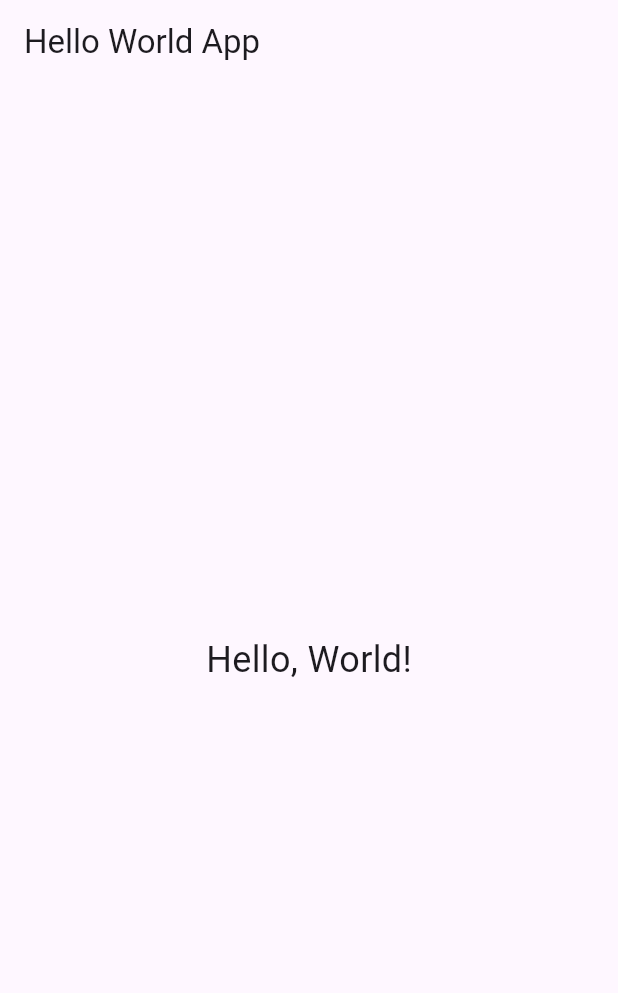
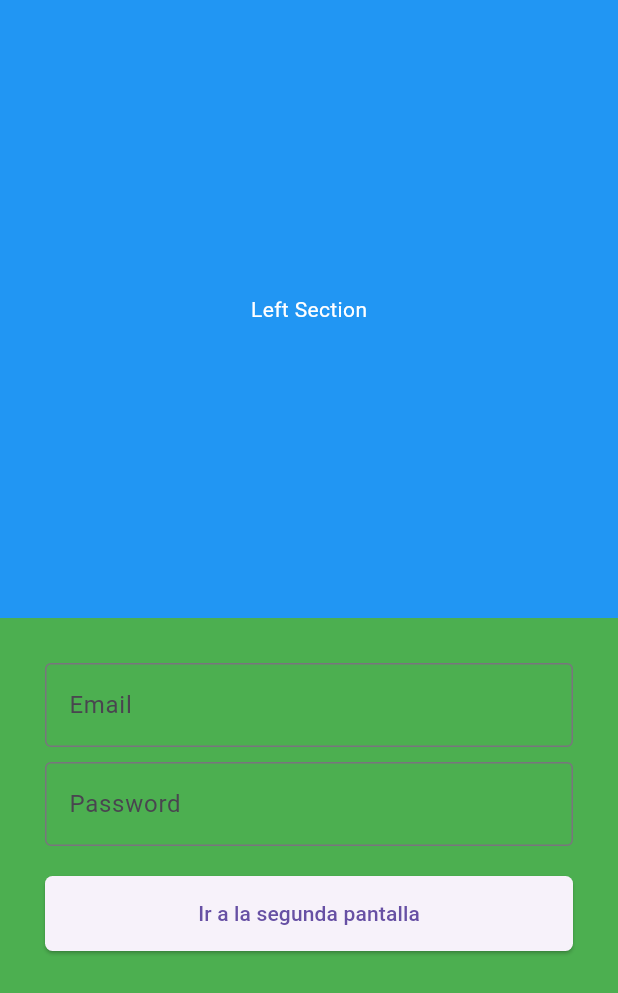
Before and after one commit to pepeul1191/flutter-aprendiendo2, a Flutter app: the screen it shows after launch, on a phone screen of 412 x 824 dp. Shown: the top 993 px of the screen. Run offline on Flutter 3.47's test engine with Material 3 defaults, Android fonts, the phone set to English and light mode, and no system bars.

Commit message:
login form

```diff
--- a/lib/main.dart
+++ b/lib/main.dart
@@ -1,3 +1,4 @@
+import 'package:dr_gym/screens/login_screen.dart';
 import 'package:flutter/material.dart';
 
 void main() {
@@ -7,18 +8,6 @@ void main() {
 class MyApp extends StatelessWidget {
   @override
   Widget build(BuildContext context) {
-    return MaterialApp(
-      home: Scaffold(
-        appBar: AppBar(
-          title: Text('Hello World App'),
-        ),
-        body: Center(
-          child: Text(
-            'Hello, World!',
-            style: TextStyle(fontSize: 24),
-          ),
-        ),
-      ),
-    );
+    return MaterialApp(title: 'Login', home: LoginScreen());
   }
 }
--- /dev/null
+++ b/lib/screens/login_screen.dart
@@ -0,0 +1,70 @@
+import 'package:flutter/material.dart';
+import '../screens/sign_in_screen.dart';
+
+class LoginScreen extends StatelessWidget {
+  @override
+  Widget build(BuildContext context) {
+    return Scaffold(
+      appBar: null,
+      body: Column(children: [
+        Expanded(
+          flex: 1,
+          child: Container(
+            color: Colors.blue,
+            child: Center(
+              child: Text(
+                'Left Section',
+                style: TextStyle(color: Colors.white),
+              ),
+            ),
+          ),
+        ),
+        Expanded(
+            flex: 1,
+            child: Container(
+              color: Colors.green,
+              child: Padding(
+                  padding: EdgeInsets.all(30.0),
+                  child: Column(
+                    mainAxisAlignment: MainAxisAlignment.start,
+                    children: [
+                      TextFormField(
+                        decoration: InputDecoration(
+                          labelText: 'Email',
+                          border: OutlineInputBorder(),
+                        ),
+                      ),
+                      SizedBox(height: 10),
+                      TextFormField(
+                        obscureText: true,
+                        decoration: InputDecoration(
+                          labelText: 'Password',
+                          border: OutlineInputBorder(),
+                        ),
+                      ),
+                      SizedBox(height: 20),
+                      ElevatedButton(
+                        onPressed: () {
+                          Navigator.push(
+                            context,
+                            MaterialPageRoute(
+                                builder: (context) => SignInScreen()),
+                          );
+                        },
+                        style: ElevatedButton.styleFrom(
+                          minimumSize: Size(
+                              double.infinity, 50), // Ancho y alto del botón
+                          shape: RoundedRectangleBorder(
+                            // Personalizar los bordes
+                            borderRadius: BorderRadius.circular(5.0),
+                          ),
+                        ),
+                        child: Text('Ir a la segunda pantalla'),
+                      ),
+                    ],
+                  )),
+            )),
+      ]),
+    );
+  }
+}
--- /dev/null
+++ b/lib/screens/sign_in_screen.dart
@@ -0,0 +1,20 @@
+import 'package:flutter/material.dart';
+
+class SignInScreen extends StatelessWidget {
+  @override
+  Widget build(BuildContext context) {
+    return Scaffold(
+      appBar: AppBar(
+        title: Text('SignIn Screen'),
+      ),
+      body: Center(
+        child: ElevatedButton(
+          onPressed: () {
+            Navigator.pop(context);
+          },
+          child: Text('Regresar'),
+        ),
+      ),
+    );
+  }
+}
```
